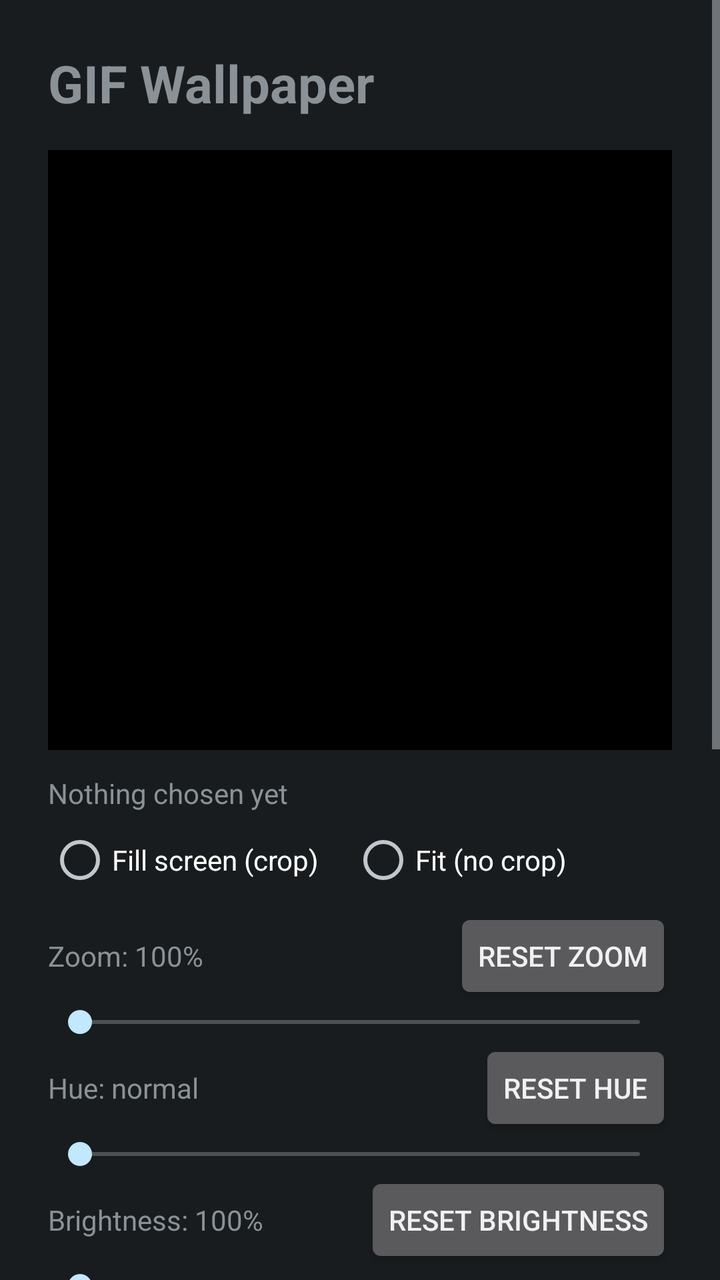
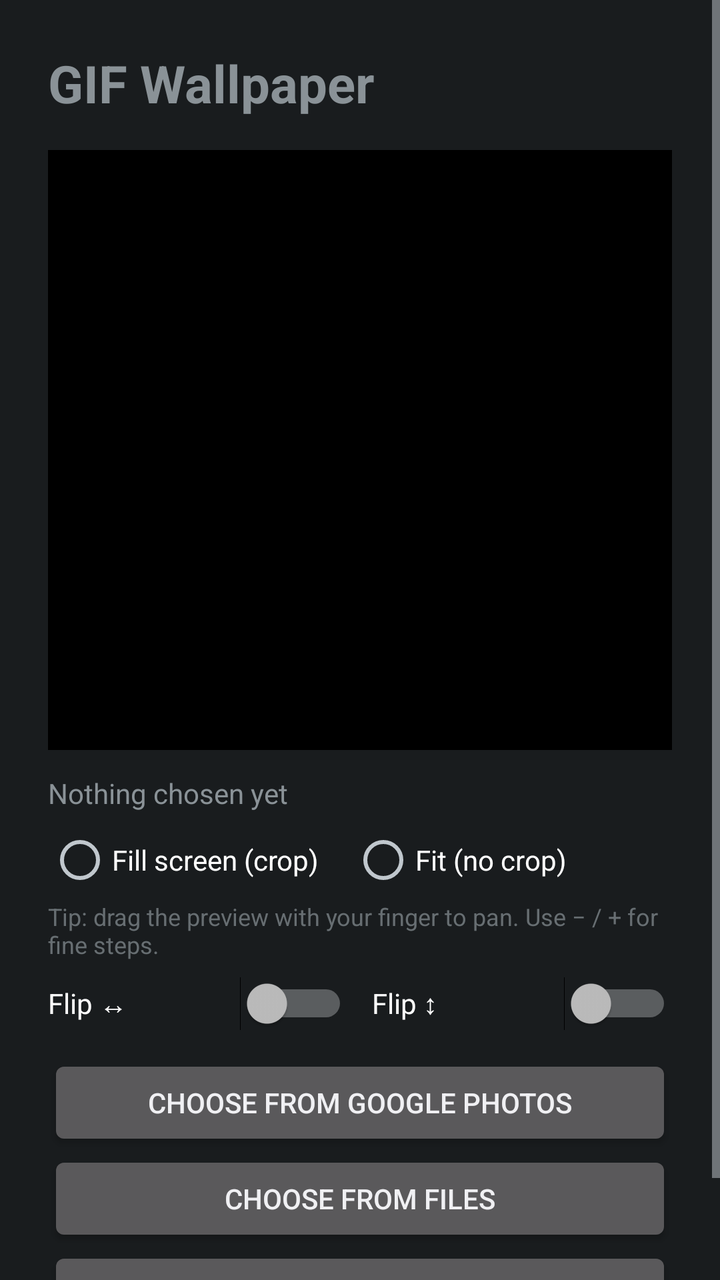

Compare the two renders of this Android layout. The source of the first and the diff that turns it into the second are given below.
<!-- AndroidManifest.xml: application theme android:Theme.DeviceDefault -->
<!-- res/layout/activity_main.xml -->
<?xml version="1.0" encoding="utf-8"?>
<ScrollView xmlns:android="http://schemas.android.com/apk/res/android"
    android:layout_width="match_parent"
    android:layout_height="match_parent"
    android:fitsSystemWindows="true">

<LinearLayout
    android:layout_width="match_parent"
    android:layout_height="wrap_content"
    android:orientation="vertical"
    android:padding="24dp">

    <TextView
        android:layout_width="wrap_content"
        android:layout_height="wrap_content"
        android:text="@string/app_name"
        android:textSize="26sp"
        android:textStyle="bold"
        android:layout_marginBottom="16dp" />

    <FrameLayout
        android:id="@+id/previewFrame"
        android:layout_width="match_parent"
        android:layout_height="300dp"
        android:background="#000000">

        <ImageView
            android:id="@+id/preview"
            android:layout_width="match_parent"
            android:layout_height="match_parent"
            android:scaleType="fitCenter"
            android:contentDescription="Preview" />

        <VideoView
            android:id="@+id/videoPreview"
            android:layout_width="wrap_content"
            android:layout_height="wrap_content"
            android:layout_gravity="center"
            android:visibility="gone" />
    </FrameLayout>

    <TextView
        android:id="@+id/status"
        android:layout_width="match_parent"
        android:layout_height="wrap_content"
        android:layout_marginTop="12dp"
        android:text="Nothing chosen yet" />

    <RadioGroup
        android:id="@+id/scaleGroup"
        android:layout_width="match_parent"
        android:layout_height="wrap_content"
        android:orientation="horizontal"
        android:layout_marginTop="8dp">
        <RadioButton android:id="@+id/scaleFill" android:layout_width="wrap_content"
            android:layout_height="wrap_content" android:text="Fill screen (crop)" />
        <RadioButton android:id="@+id/scaleFit" android:layout_width="wrap_content"
            android:layout_height="wrap_content" android:layout_marginStart="16dp"
            android:text="Fit (no crop)" />
    </RadioGroup>

    <LinearLayout
        android:layout_width="match_parent"
        android:layout_height="wrap_content"
        android:layout_marginTop="8dp"
        android:gravity="center_vertical"
        android:orientation="horizontal">

        <TextView
            android:id="@+id/zoomLabel"
            android:layout_width="0dp"
            android:layout_height="wrap_content"
            android:layout_weight="1"
            android:text="Zoom: 100%" />

        <Button
            android:id="@+id/zoomReset"
            style="?android:attr/buttonStyleSmall"
            android:layout_width="wrap_content"
            android:layout_height="wrap_content"
            android:text="Reset zoom" />
    </LinearLayout>

    <SeekBar
        android:id="@+id/zoomBar"
        android:layout_width="match_parent"
        android:layout_height="wrap_content" />

    <LinearLayout
        android:layout_width="match_parent"
        android:layout_height="wrap_content"
        android:gravity="center_vertical"
        android:orientation="horizontal">

        <TextView
            android:id="@+id/hueLabel"
            android:layout_width="0dp"
            android:layout_height="wrap_content"
            android:layout_weight="1"
            android:text="Hue: normal" />

        <Button
            android:id="@+id/hueReset"
            style="?android:attr/buttonStyleSmall"
            android:layout_width="wrap_content"
            android:layout_height="wrap_content"
            android:text="Reset hue" />
    </LinearLayout>

    <SeekBar
        android:id="@+id/hueBar"
        android:layout_width="match_parent"
        android:layout_height="wrap_content" />

    <LinearLayout
        android:layout_width="match_parent"
        android:layout_height="wrap_content"
        android:gravity="center_vertical"
        android:orientation="horizontal">

        <TextView
            android:id="@+id/brightLabel"
            android:layout_width="0dp"
            android:layout_height="wrap_content"
            android:layout_weight="1"
            android:text="Brightness: 100%" />

        <Button
            android:id="@+id/brightReset"
            style="?android:attr/buttonStyleSmall"
            android:layout_width="wrap_content"
            android:layout_height="wrap_content"
            android:text="Reset brightness" />
    </LinearLayout>

    <SeekBar
        android:id="@+id/brightBar"
        android:layout_width="match_parent"
        android:layout_height="wrap_content" />

    <LinearLayout
        android:layout_width="match_parent"
        android:layout_height="wrap_content"
        android:gravity="center_vertical"
        android:orientation="horizontal">

        <TextView
            android:id="@+id/satLabel"
            android:layout_width="0dp"
            android:layout_height="wrap_content"
            android:layout_weight="1"
            android:text="Saturation: 100%" />

        <Button
            android:id="@+id/satReset"
            style="?android:attr/buttonStyleSmall"
            android:layout_width="wrap_content"
            android:layout_height="wrap_content"
            android:text="Reset saturation" />
    </LinearLayout>

    <SeekBar
        android:id="@+id/satBar"
        android:layout_width="match_parent"
        android:layout_height="wrap_content" />

    <LinearLayout
        android:layout_width="match_parent"
        android:layout_height="wrap_content"
        android:gravity="center_vertical"
        android:orientation="horizontal">

        <TextView
            android:id="@+id/panXLabel"
            android:layout_width="0dp"
            android:layout_height="wrap_content"
            android:layout_weight="1"
            android:text="Pan left/right: center" />

        <Button
            android:id="@+id/panXReset"
            style="?android:attr/buttonStyleSmall"
            android:layout_width="wrap_content"
            android:layout_height="wrap_content"
            android:text="Center" />
    </LinearLayout>

    <SeekBar
        android:id="@+id/panXBar"
        android:layout_width="match_parent"
        android:layout_height="wrap_content" />

    <SeekBar
        android:id="@+id/panYBar"
        android:layout_width="match_parent"
        android:layout_height="wrap_content" />

    <TextView
        android:id="@+id/panYLabel"
        android:layout_width="wrap_content"
        android:layout_height="wrap_content"
        android:text="Pan up/down: center" />

    <TextView
        android:layout_width="wrap_content"
        android:layout_height="wrap_content"
        android:layout_marginTop="4dp"
        android:textSize="12sp"
        android:alpha="0.7"
        android:text="Tip: drag the preview with your finger to pan." />

    <LinearLayout
        android:layout_width="match_parent"
        android:layout_height="wrap_content"
        android:orientation="horizontal">

        <Switch
            android:id="@+id/flipH"
            android:layout_width="0dp"
            android:layout_height="wrap_content"
            android:layout_weight="1"
            android:layout_marginEnd="12dp"
            android:text="Flip ↔" />

        <Switch
            android:id="@+id/flipV"
            android:layout_width="0dp"
            android:layout_height="wrap_content"
            android:layout_weight="1"
            android:text="Flip ↕" />
    </LinearLayout>

    <TextView
        android:id="@+id/speedLabel"
        android:layout_width="wrap_content"
        android:layout_height="wrap_content"
        android:layout_marginTop="8dp"
        android:text="Speed: 1×" />

    <SeekBar
        android:id="@+id/speedBar"
        android:layout_width="match_parent"
        android:layout_height="wrap_content" />

    <Button
        android:id="@+id/photosButton"
        android:layout_width="match_parent"
        android:layout_height="wrap_content"
        android:layout_marginTop="12dp"
        android:text="Choose from Google Photos" />

    <Button
        android:id="@+id/pickButton"
        android:layout_width="match_parent"
        android:layout_height="wrap_content"
        android:text="Choose from files" />

    <Button
        android:id="@+id/setButton"
        android:layout_width="match_parent"
        android:layout_height="wrap_content"
        android:text="Set as wallpaper" />
</LinearLayout>
</ScrollView>
<!-- resources referenced by this layout -->
<resources>
  <string name="app_name">GIF Wallpaper</string>
</resources>

<!-- the commit's change to res/layout/activity_main.xml (unified diff, before → after) -->
@@ -59,147 +59,12 @@
             android:text="Fit (no crop)" />
     </RadioGroup>
 
+    
     <LinearLayout
+        android:id="@+id/sliders"
         android:layout_width="match_parent"
         android:layout_height="wrap_content"
-        android:layout_marginTop="8dp"
-        android:gravity="center_vertical"
-        android:orientation="horizontal">
-
-        <TextView
-            android:id="@+id/zoomLabel"
-            android:layout_width="0dp"
-            android:layout_height="wrap_content"
-            android:layout_weight="1"
-            android:text="Zoom: 100%" />
-
-        <Button
-            android:id="@+id/zoomReset"
-            style="?android:attr/buttonStyleSmall"
-            android:layout_width="wrap_content"
-            android:layout_height="wrap_content"
-            android:text="Reset zoom" />
-    </LinearLayout>
-
-    <SeekBar
-        android:id="@+id/zoomBar"
-        android:layout_width="match_parent"
-        android:layout_height="wrap_content" />
-
-    <LinearLayout
-        android:layout_width="match_parent"
-        android:layout_height="wrap_content"
-        android:gravity="center_vertical"
-        android:orientation="horizontal">
-
-        <TextView
-            android:id="@+id/hueLabel"
-            android:layout_width="0dp"
-            android:layout_height="wrap_content"
-            android:layout_weight="1"
-            android:text="Hue: normal" />
-
-        <Button
-            android:id="@+id/hueReset"
-            style="?android:attr/buttonStyleSmall"
-            android:layout_width="wrap_content"
-            android:layout_height="wrap_content"
-            android:text="Reset hue" />
-    </LinearLayout>
-
-    <SeekBar
-        android:id="@+id/hueBar"
-        android:layout_width="match_parent"
-        android:layout_height="wrap_content" />
-
-    <LinearLayout
-        android:layout_width="match_parent"
-        android:layout_height="wrap_content"
-        android:gravity="center_vertical"
-        android:orientation="horizontal">
-
-        <TextView
-            android:id="@+id/brightLabel"
-            android:layout_width="0dp"
-            android:layout_height="wrap_content"
-            android:layout_weight="1"
-            android:text="Brightness: 100%" />
-
-        <Button
-            android:id="@+id/brightReset"
-            style="?android:attr/buttonStyleSmall"
-            android:layout_width="wrap_content"
-            android:layout_height="wrap_content"
-            android:text="Reset brightness" />
-    </LinearLayout>
-
-    <SeekBar
-        android:id="@+id/brightBar"
-        android:layout_width="match_parent"
-        android:layout_height="wrap_content" />
-
-    <LinearLayout
-        android:layout_width="match_parent"
-        android:layout_height="wrap_content"
-        android:gravity="center_vertical"
-        android:orientation="horizontal">
-
-        <TextView
-            android:id="@+id/satLabel"
-            android:layout_width="0dp"
-            android:layout_height="wrap_content"
-            android:layout_weight="1"
-            android:text="Saturation: 100%" />
-
-        <Button
-            android:id="@+id/satReset"
-            style="?android:attr/buttonStyleSmall"
-            android:layout_width="wrap_content"
-            android:layout_height="wrap_content"
-            android:text="Reset saturation" />
-    </LinearLayout>
-
-    <SeekBar
-        android:id="@+id/satBar"
-        android:layout_width="match_parent"
-        android:layout_height="wrap_content" />
-
-    <LinearLayout
-        android:layout_width="match_parent"
-        android:layout_height="wrap_content"
-        android:gravity="center_vertical"
-        android:orientation="horizontal">
-
-        <TextView
-            android:id="@+id/panXLabel"
-            android:layout_width="0dp"
-            android:layout_height="wrap_content"
-            android:layout_weight="1"
-            android:text="Pan left/right: center" />
-
-        <Button
-            android:id="@+id/panXReset"
-            style="?android:attr/buttonStyleSmall"
-            android:layout_width="wrap_content"
-            android:layout_height="wrap_content"
-            android:text="Center" />
-    </LinearLayout>
-
-    <SeekBar
-        android:id="@+id/panXBar"
-        android:layout_width="match_parent"
-        android:layout_height="wrap_content" />
-
-    <SeekBar
-        android:id="@+id/panYBar"
-        android:layout_width="match_parent"
-        android:layout_height="wrap_content" />
-
-    <TextView
-        android:id="@+id/panYLabel"
-        android:layout_width="wrap_content"
-        android:layout_height="wrap_content"
-        android:text="Pan up/down: center" />
+        android:orientation="vertical" />
 
     <TextView
         android:layout_width="wrap_content"
@@ -207,11 +72,12 @@
         android:layout_marginTop="4dp"
         android:textSize="12sp"
         android:alpha="0.7"
-        android:text="Tip: drag the preview with your finger to pan." />
+        android:text="Tip: drag the preview with your finger to pan. Use − / + for fine steps." />
 
     <LinearLayout
         android:layout_width="match_parent"
         android:layout_height="wrap_content"
+        android:layout_marginTop="8dp"
         android:orientation="horizontal">
 
         <Switch
@@ -229,18 +95,6 @@
             android:layout_weight="1"
             android:text="Flip ↕" />
     </LinearLayout>
-
-    <TextView
-        android:id="@+id/speedLabel"
-        android:layout_width="wrap_content"
-        android:layout_height="wrap_content"
-        android:layout_marginTop="8dp"
-        android:text="Speed: 1×" />
-
-    <SeekBar
-        android:id="@+id/speedBar"
-        android:layout_width="match_parent"
-        android:layout_height="wrap_content" />
 
     <Button
         android:id="@+id/photosButton"
